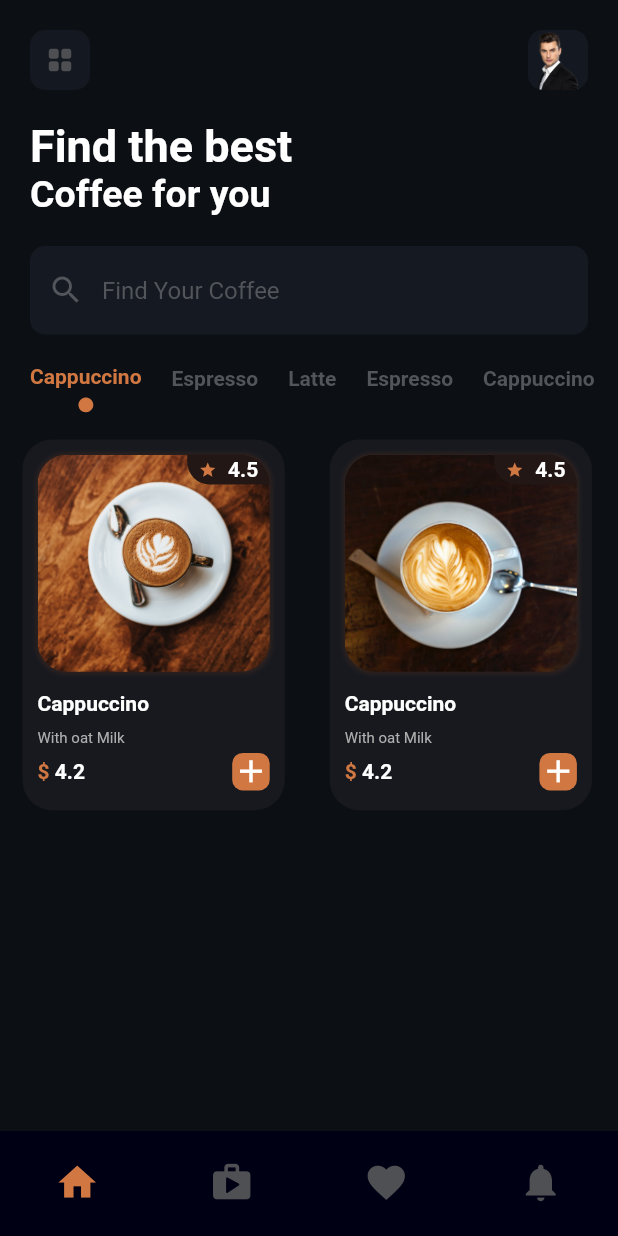
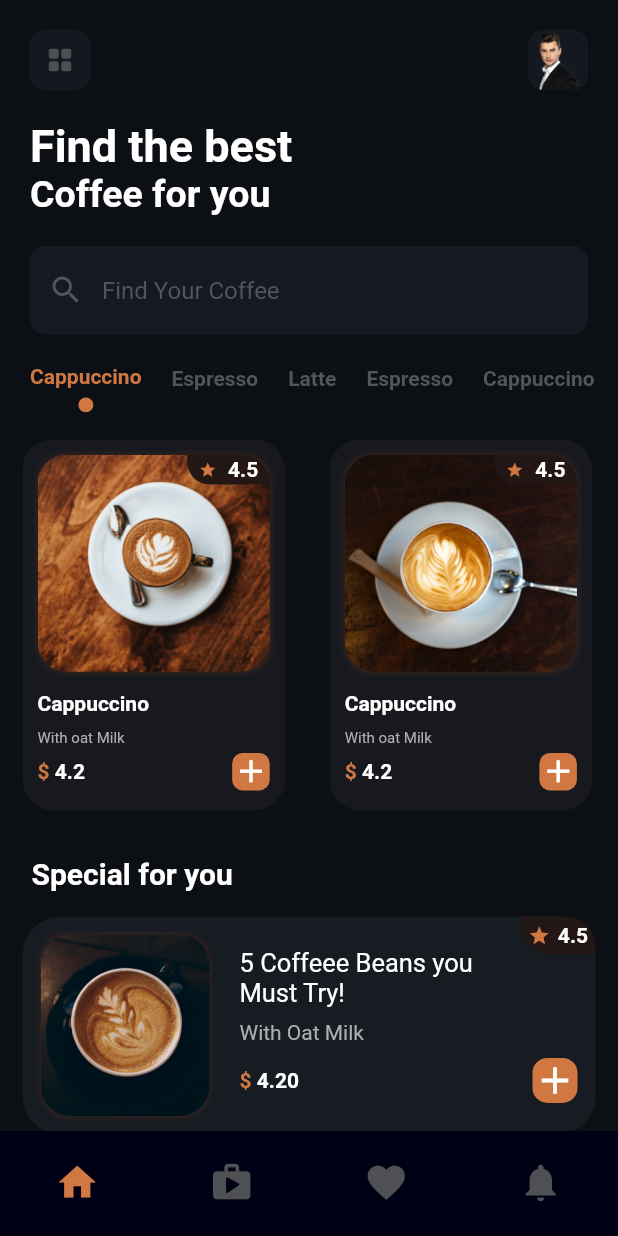
Before and after one commit to Lincol1999/app_coffee, a Flutter app: the screen it shows after launch, on a phone screen of 412 x 824 dp. Run offline on Flutter 3.47's test engine with Material 2 defaults, Android fonts, the phone set to English and light mode, and no system bars; our stand-ins replace flutter_svg.

Commit message:
app_coffee terminado

```diff
--- a/lib/home_page.dart
+++ b/lib/home_page.dart
@@ -1,5 +1,7 @@
+import 'package:flutter/material.dart';
+
 import 'package:app_coffe/widgets/single_item.dart';
-import 'package:flutter/material.dart';
+import 'package:app_coffe/widgets/special_coffe.dart';
 
 import 'package:app_coffe/widgets/coffee_category.dart';
 export 'package:app_coffe/home_page.dart';
@@ -130,6 +132,7 @@ class HomePage extends StatelessWidget {
                 child: Row(
                   children: [
                     buildSingleItem(
+                      context: context,
                       image: 'assets/coffee1.jpeg',
                       title: 'Cappuccino',
                       subtitle: 'With oat Milk',
@@ -137,6 +140,7 @@ class HomePage extends StatelessWidget {
                       rating: 4.5,
                     ),
                     buildSingleItem(
+                      context: context,
                       image: 'assets/coffee8.jpeg',
                       title: 'Cappuccino',
                       subtitle: 'With oat Milk',
@@ -144,6 +148,7 @@ class HomePage extends StatelessWidget {
                       rating: 4.5,
                     ),
                     buildSingleItem(
+                      context: context,
                       image: 'assets/coffee4.jpeg',
                       title: 'Cappuccino',
                       subtitle: 'With oat Milk',
@@ -151,6 +156,7 @@ class HomePage extends StatelessWidget {
                       rating: 4.5,
                     ),
                     buildSingleItem(
+                      context: context,
                       image: 'assets/coffee5.jpeg',
                       title: 'Cappuccino',
                       subtitle: 'With oat Milk',
@@ -158,6 +164,7 @@ class HomePage extends StatelessWidget {
                       rating: 4.5,
                     ),
                     buildSingleItem(
+                      context: context,
                       image: 'assets/coffee6.jpeg',
                       title: 'Cappuccino',
                       subtitle: 'With oat Milk',
@@ -165,6 +172,7 @@ class HomePage extends StatelessWidget {
                       rating: 4.5,
                     ),
                     buildSingleItem(
+                      context: context,
                       image: 'assets/coffee7.jpeg',
                       title: 'Cappuccino',
                       subtitle: 'With oat Milk',
@@ -174,6 +182,19 @@ class HomePage extends StatelessWidget {
                   ],
                 ),
               ),
+              Padding(
+                padding: EdgeInsets.only(left: 5),
+                child: ListTile(
+                  leading: Text(
+                    'Special for you',
+                    style: TextStyle(
+                        color: Colors.white,
+                        fontSize: 20,
+                        fontWeight: FontWeight.bold),
+                  ),
+                ),
+              ),
+              specialCoffe(),
             ],
           ),
         ),
--- a/lib/widgets/single_item.dart
+++ b/lib/widgets/single_item.dart
@@ -1,9 +1,16 @@
+import 'package:app_coffe/detail_page.dart';
 import 'package:flutter/material.dart';
 
 import 'package:app_coffe/home_page.dart';
 
-Widget buildSingleItem({image, title, subtitle, price, rating}) {
-  return Container(
+Widget buildSingleItem({image, title, subtitle, price, rating, context}) {
+  return GestureDetector(
+    onTap: () => Navigator.of(context).push(
+      MaterialPageRoute(
+        builder: (context) => DetailPage(),
+      ),
+    ),
+    child: Container(
       height: HomePage.screenHeight * 0.3,
       width: HomePage.screenWidth * 0.4 + 10,
       margin: EdgeInsets.all(15),
@@ -119,13 +126,14 @@ Widget buildSingleItem({image, title, subtitle, price, rating}) {
                 ),
                 Text(
                   '$rating',
-                style:
-                    TextStyle(color: Colors.white, fontWeight: FontWeight.bold),
+                  style: TextStyle(
+                      color: Colors.white, fontWeight: FontWeight.bold),
                 ),
               ],
             ),
           ),
         ],
       ),
+    ),
   );
 }
--- /dev/null
+++ b/lib/widgets/special_coffe.dart
@@ -0,0 +1,129 @@
+import 'package:app_coffe/home_page.dart';
+import 'package:flutter/material.dart';
+
+Widget specialCoffe() {
+  return Stack(
+    alignment: Alignment.topRight,
+    children: [
+      Container(
+        padding: EdgeInsets.all(12),
+        margin: EdgeInsets.symmetric(horizontal: 15),
+        height: HomePage.screenHeight * 0.2 - 20,
+        width: double.infinity,
+        decoration: BoxDecoration(
+          color: Color(0xff171b22),
+          borderRadius: BorderRadius.circular(25),
+        ),
+        child: Row(
+          children: [
+            Expanded(
+              child: Container(
+                decoration: BoxDecoration(
+                  boxShadow: [
+                    BoxShadow(
+                        blurRadius: 2,
+                        spreadRadius: 1,
+                        color: Color(0xff30221f)),
+                  ],
+                  image: DecorationImage(
+                    fit: BoxFit.cover,
+                    image: AssetImage('assets/coffee3.jpeg'),
+                  ),
+                  borderRadius: BorderRadius.circular(20),
+                ),
+              ),
+            ),
+            SizedBox(
+              width: 20,
+            ),
+            Expanded(
+              flex: 2,
+              child: Column(
+                mainAxisAlignment: MainAxisAlignment.spaceEvenly,
+                crossAxisAlignment: CrossAxisAlignment.start,
+                children: [
+                  Text(
+                    '5 Coffeee Beans you\nMust Try!',
+                    style: TextStyle(
+                      fontSize: 17,
+                      color: Colors.white,
+                      fontWeight: FontWeight.w400,
+                    ),
+                  ),
+                  Text(
+                    'With Oat Milk',
+                    style: TextStyle(
+                      color: Color(0xffaeaeae),
+                    ),
+                  ),
+                  Row(
+                    mainAxisAlignment: MainAxisAlignment.spaceBetween,
+                    children: [
+                      Row(
+                        children: [
+                          Text(
+                            '\$\t',
+                            style: TextStyle(
+                              fontWeight: FontWeight.bold,
+                              color: Color(0xffd17842),
+                            ),
+                          ),
+                          Text(
+                            '4.20',
+                            style: TextStyle(
+                              fontWeight: FontWeight.bold,
+                              color: Colors.white,
+                            ),
+                          ),
+                        ],
+                      ),
+                      Container(
+                        decoration: BoxDecoration(
+                          color: Color(0xffd17842),
+                          borderRadius: BorderRadius.circular(10),
+                        ),
+                        child: Icon(
+                          Icons.add,
+                          size: 30,
+                          color: Colors.white,
+                        ),
+                      ),
+                    ],
+                  ),
+                ],
+              ),
+            )
+          ],
+        ),
+      ),
+      Container(
+        margin: EdgeInsets.only(right: 15),
+        height: 25,
+        width: 50,
+        decoration: BoxDecoration(
+          color: Color(0xff231715),
+          borderRadius: BorderRadius.only(
+            topRight: Radius.circular(20),
+            bottomLeft: Radius.circular(20),
+          ),
+        ),
+        child: Row(
+          mainAxisAlignment: MainAxisAlignment.spaceEvenly,
+          children: [
+            Icon(
+              Icons.star,
+              size: 15,
+              color: Color(0xffd17842),
+            ),
+            Text(
+              '4.5',
+              textAlign: TextAlign.center,
+              style:
+                  TextStyle(color: Colors.white, fontWeight: FontWeight.bold),
+            )
+          ],
+        ),
+      )
+    ],
+  );
+}
--- a/pubspec.yaml
+++ b/pubspec.yaml
@@ -28,6 +28,7 @@ dependencies:
   # The following adds the Cupertino Icons font to your application.
   # Use with the CupertinoIcons class for iOS style icons.
   cupertino_icons: ^1.0.2
+  flutter_svg: ^0.22.0
 
 dev_dependencies:
   flutter_test:
```
Also changed, not shown: lib/detail_page.dart (added, +418 -0 lines), lib/main.dart (+10 -0 lines), pubspec.lock. Lines whose indentation alone changed are shown as unchanged.
